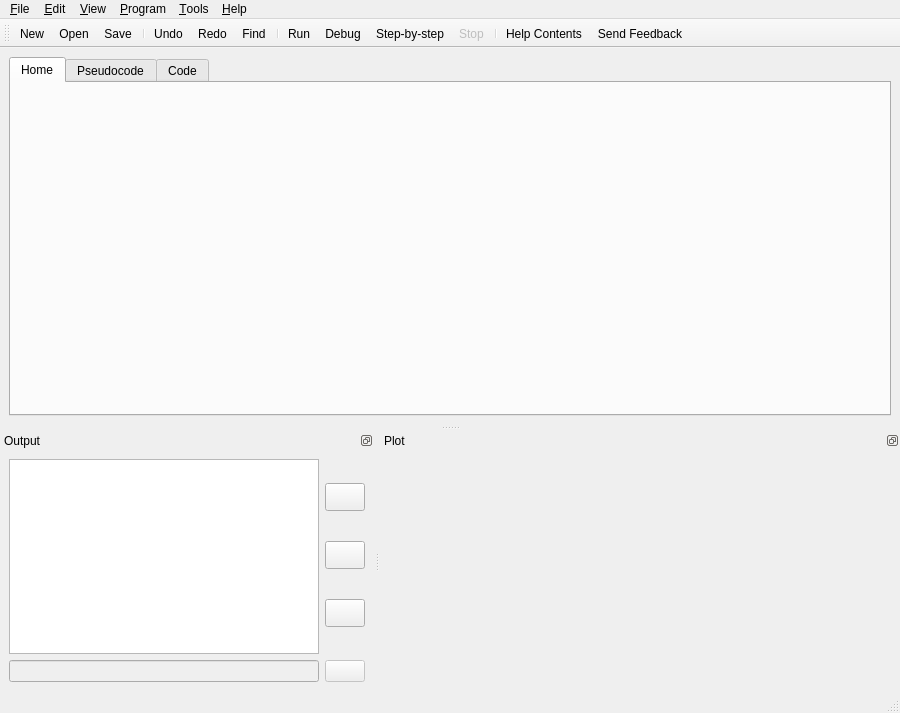
The window that src/forms/ui_mainwindow.ui (TuringApp/Turing) describes before a commit, drawn with Qt 5.
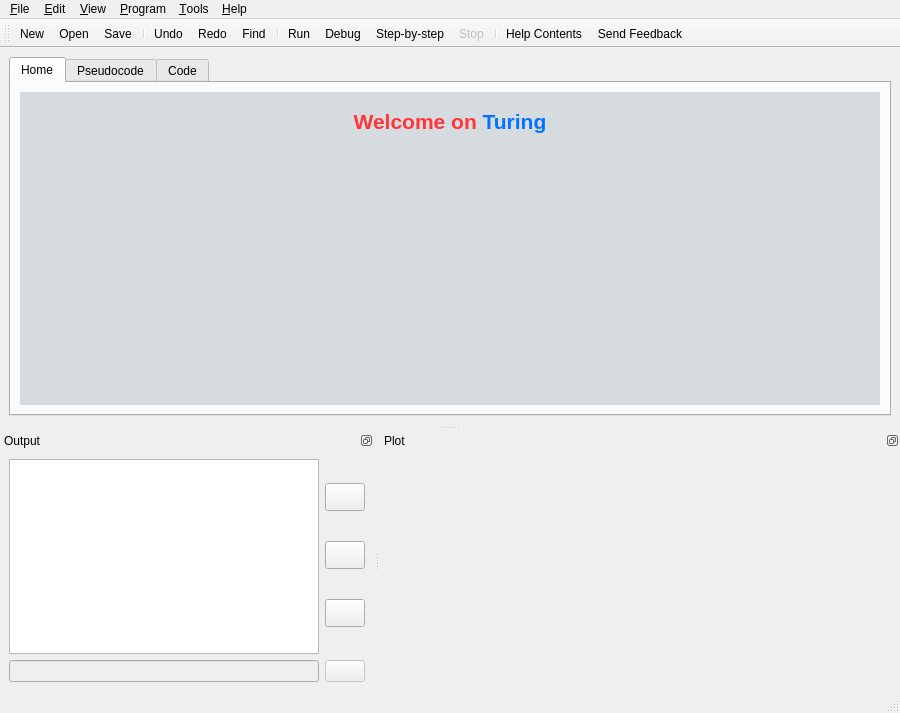
The same window after the commit. The open tabs and pages were chosen to show the change. Icons and pictures are not drawn.

Commit message: Main window

Diff of the .ui file:
```diff
--- a/src/forms/ui_mainwindow.ui
+++ b/src/forms/ui_mainwindow.ui
@@ -45,7 +45,41 @@
        <attribute name="title">
         <string>Home</string>
        </attribute>
-       <layout class="QVBoxLayout" name="verticalLayout_3"/>
+       <layout class="QVBoxLayout" name="verticalLayout_3">
+        <item>
+         <widget class="QTextBrowser" name="textBrowser">
+          <property name="enabled">
+           <bool>true</bool>
+          </property>
+          <property name="acceptDrops">
+           <bool>false</bool>
+          </property>
+          <property name="frameShape">
+           <enum>QFrame::NoFrame</enum>
+          </property>
+          <property name="frameShadow">
+           <enum>QFrame::Sunken</enum>
+          </property>
+          <property name="lineWidth">
+           <number>1</number>
+          </property>
+          <property name="html">
+           <string>&lt;!DOCTYPE HTML PUBLIC &quot;-//W3C//DTD HTML 4.0//EN&quot; &quot;http://www.w3.org/TR/REC-html40/strict.dtd&quot;&gt;
+&lt;html&gt;&lt;head&gt;&lt;meta name=&quot;qrichtext&quot; content=&quot;1&quot; /&gt;&lt;style type=&quot;text/css&quot;&gt;
+p, li { white-space: pre-wrap; }
+&lt;/style&gt;&lt;/head&gt;&lt;body style=&quot; font-family:'MS Shell Dlg 2'; font-size:8.25pt; font-weight:400; font-style:normal;&quot; bgcolor=&quot;#d6dbdf&quot;&gt;
+&lt;p style=&quot;-qt-paragraph-type:empty; margin-top:0px; margin-bottom:0px; margin-left:0px; margin-right:0px; -qt-block-indent:0; text-indent:0px; font-size:8pt;&quot;&gt;&lt;br /&gt;&lt;/p&gt;
+&lt;p align=&quot;center&quot; style=&quot; margin-top:0px; margin-bottom:0px; margin-left:0px; margin-right:0px; -qt-block-indent:0; text-indent:0px;&quot;&gt;&lt;span style=&quot; font-size:16pt; font-weight:600; color:#ff3538;&quot;&gt;Welcome on &lt;/span&gt;&lt;span style=&quot; font-size:16pt; font-weight:600; color:#0772ff;&quot;&gt;Turing&lt;/span&gt;&lt;/p&gt;
+&lt;p align=&quot;center&quot; style=&quot;-qt-paragraph-type:empty; margin-top:0px; margin-bottom:0px; margin-left:0px; margin-right:0px; -qt-block-indent:0; text-indent:0px; font-size:16pt; font-weight:600; color:#0772ff;&quot;&gt;&lt;br /&gt;&lt;/p&gt;
+&lt;p align=&quot;center&quot; style=&quot;-qt-paragraph-type:empty; margin-top:0px; margin-bottom:0px; margin-left:0px; margin-right:0px; -qt-block-indent:0; text-indent:0px; font-size:16pt; font-weight:600; color:#0772ff;&quot;&gt;&lt;br /&gt;&lt;/p&gt;
+&lt;p align=&quot;center&quot; style=&quot; margin-top:0px; margin-bottom:0px; margin-left:0px; margin-right:0px; -qt-block-indent:0; text-indent:0px;&quot;&gt;&lt;img src=&quot;:/icon/media/icon_128.png&quot; /&gt;  &lt;/p&gt;&lt;/body&gt;&lt;/html&gt;</string>
+          </property>
+          <property name="textInteractionFlags">
+           <set>Qt::LinksAccessibleByKeyboard|Qt::LinksAccessibleByMouse</set>
+          </property>
+         </widget>
+        </item>
+       </layout>
       </widget>
       <widget class="QWidget" name="tab_pseudocode">
        <attribute name="icon">
```
Left out of the diff: 11 changed lines with no effect on the pictures. The commit also changes 7 other files.
